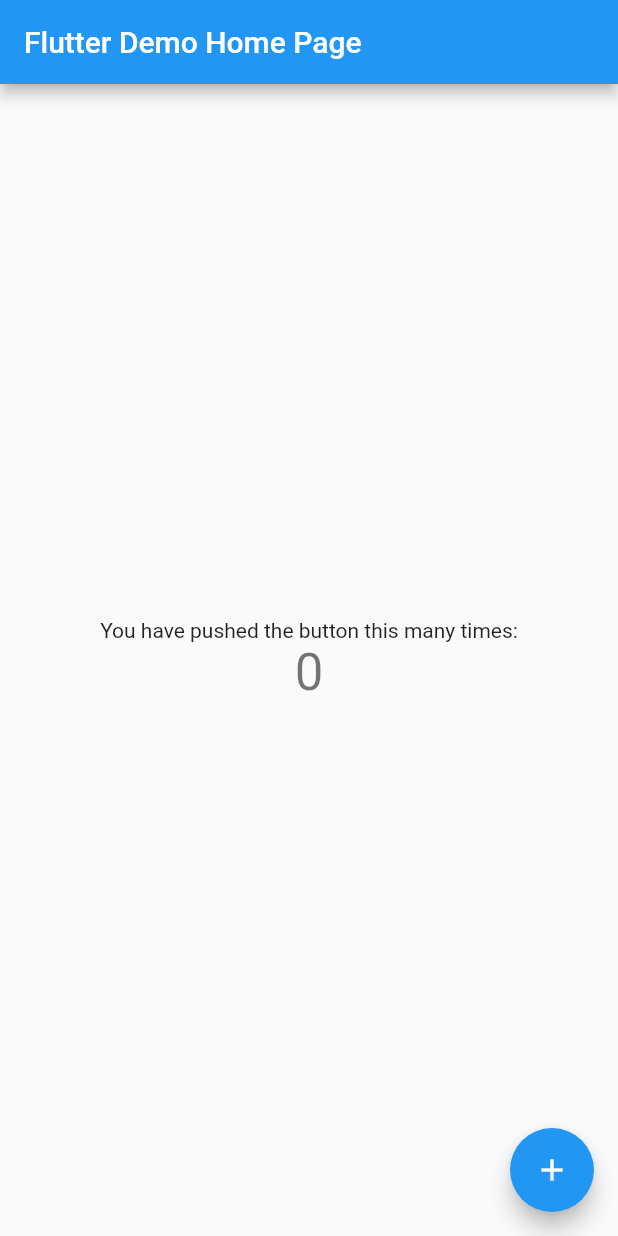
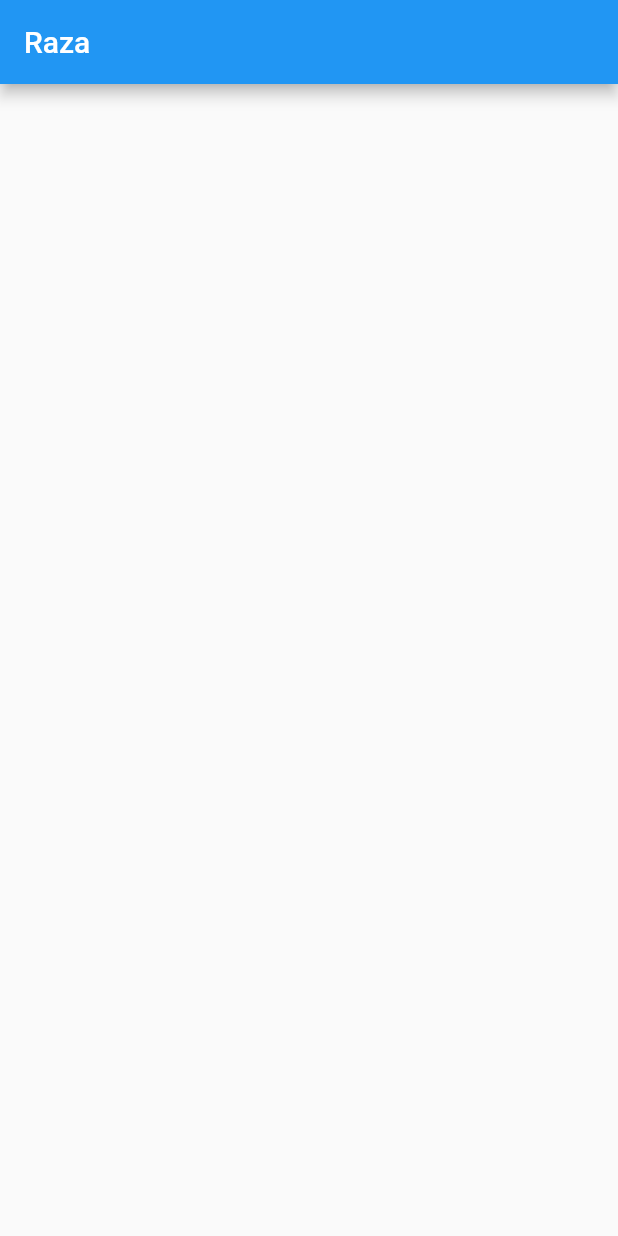
Before and after one commit to codebyrazakhan/prac_r_n, a Flutter app: the screen it shows after launch, on a phone screen of 412 x 824 dp. Run offline on Flutter 3.47's test engine with Material 2 defaults, Android fonts, the light colour scheme and no system bars.

Commit message:
Update main.dart

```diff
--- a/lib/main.dart
+++ b/lib/main.dart
@@ -1,74 +1,39 @@
 import 'package:flutter/material.dart';
 
 void main() {
-  runApp(MyApp());
+  runApp(Mine());
 }
 
-class MyApp extends StatelessWidget {
 
+
+class Mine extends StatefulWidget {
+  @override
+  _MineState createState() => _MineState();
+}
+
+class _MineState extends State<Mine> {
   @override
   Widget build(BuildContext context) {
     return MaterialApp(
-      title: 'Flutter Demo',
-      theme: ThemeData(
+      home: Home(),
 
-        primarySwatch: Colors.blue,
-      ),
-      home: MyHomePage(title: 'Flutter Demo Home Page'),
     );
   }
 }
 
-class MyHomePage extends StatefulWidget {
-  MyHomePage({Key key, this.title}) : super(key: key);
-
-
-
-  final String title;
-
+class Home extends StatefulWidget {
   @override
-  _MyHomePageState createState() => _MyHomePageState();
+  _HomeState createState() => _HomeState();
 }
 
-class _MyHomePageState extends State<MyHomePage> {
-  int _counter = 0;
-
-  void _incrementCounter() {
-    setState(() {
-
-      _counter++;
-    });
-  }
-
+class _HomeState extends State<Home> {
   @override
   Widget build(BuildContext context) {
-
     return Scaffold(
       appBar: AppBar(
+        title: Text("Raza"),
+      ),
 
-        title: Text(widget.title),
-      ),
-      body: Center(
-
-        child: Column(
-
-          mainAxisAlignment: MainAxisAlignment.center,
-          children: <Widget>[
-            Text(
-              'You have pushed the button this many times:',
-            ),
-            Text(
-              '$_counter',
-              style: Theme.of(context).textTheme.headline4,
-            ),
-          ],
-        ),
-      ),
-      floatingActionButton: FloatingActionButton(
-        onPressed: _incrementCounter,
-        tooltip: 'Increment',
-        child: Icon(Icons.add),
-      ),
     );
   }
 }
```
